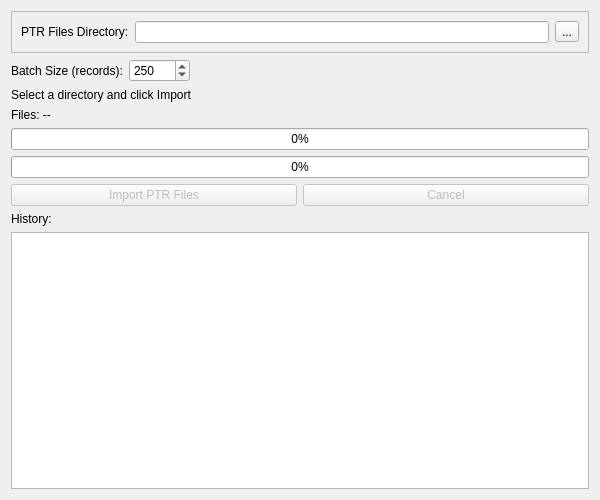
Qt form tools/HydrusImporter/src/ptr/gui/PTRImportWidget.ui (KJNeko/IDHAN) before a commit.
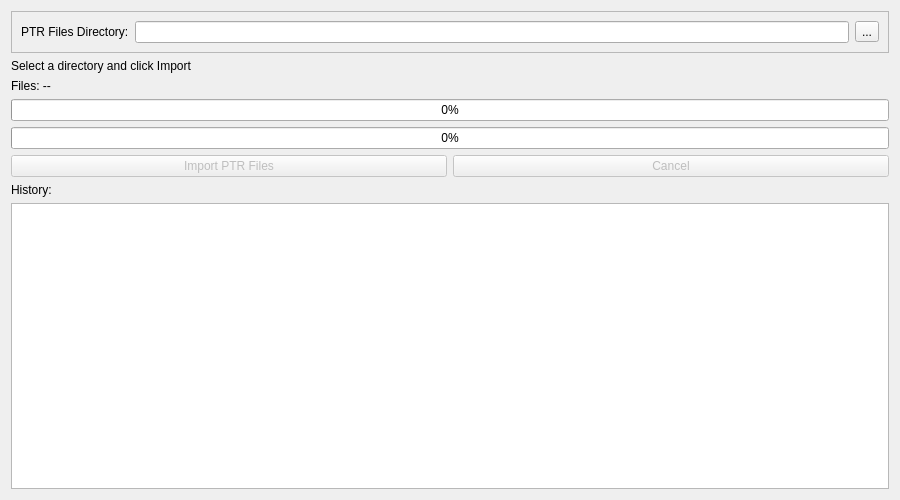
The same form after that commit.

Commit message: Improve PTR import worker with enhanced batching, concurrency support, and progress tracking adjustments.

The edit to the form file:
```diff
--- a/tools/HydrusImporter/src/ptr/gui/PTRImportWidget.ui
+++ b/tools/HydrusImporter/src/ptr/gui/PTRImportWidget.ui
@@ -6,7 +6,7 @@
             <rect>
                 <x>0</x>
                 <y>0</y>
-                <width>600</width>
+                <width>900</width>
                 <height>500</height>
             </rect>
         </property>
@@ -40,43 +40,6 @@
                     </layout>
                 </widget>
             </item>
-            <item>
-                <layout class="QHBoxLayout" name="batchLayout">
-                    <item>
-                        <widget class="QLabel" name="batchLabel">
-                            <property name="text">
-                                <string>Batch Size (records):</string>
-                            </property>
-                        </widget>
-                    </item>
-                    <item>
-                        <widget class="QSpinBox" name="batchSize">
-                            <property name="minimum">
-                                <number>1</number>
-                            </property>
-                            <property name="maximum">
-                                <number>10000</number>
-                            </property>
-                            <property name="value">
-                                <number>250</number>
-                            </property>
-                        </widget>
-                    </item>
-                    <item>
-                        <spacer name="horizontalSpacer">
-                            <property name="orientation">
-                                <enum>Qt::Orientation::Horizontal</enum>
-                            </property>
-                            <property name="sizeHint" stdset="0">
-                                <size>
-                                    <width>40</width>
-                                    <height>20</height>
-                                </size>
-                            </property>
-                        </spacer>
-                    </item>
-                </layout>
-            </item>
             <item>
                 <widget class="QLabel" name="statusLabel">
                     <property name="text">
```
The commit also changes 4 other files.
